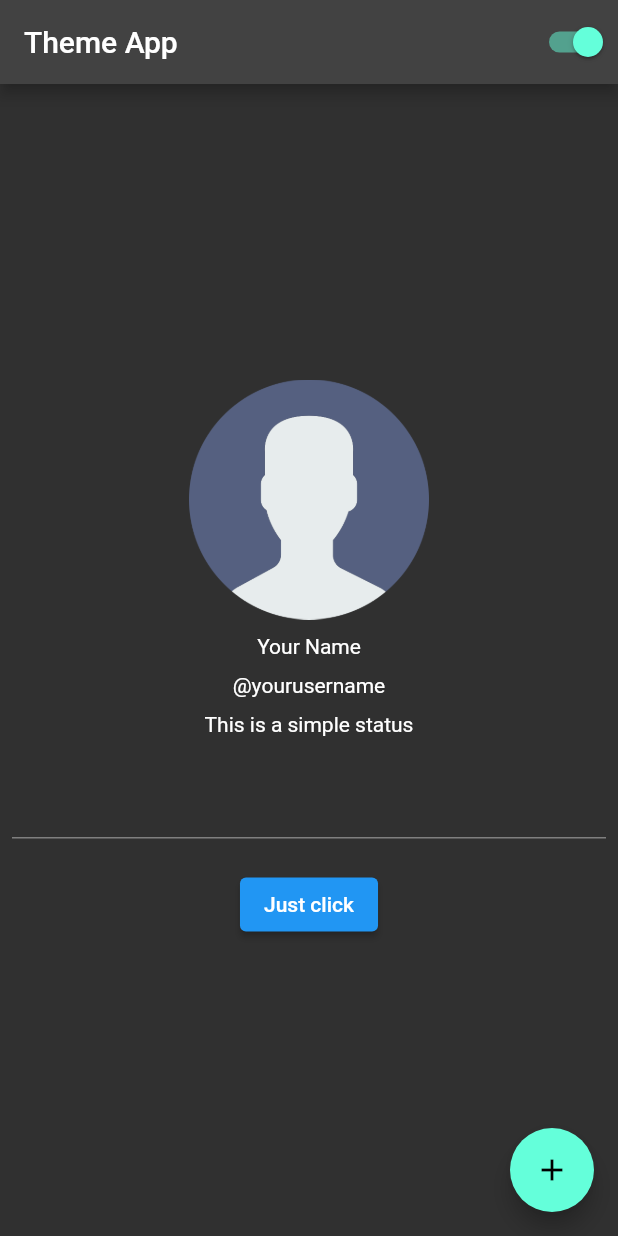
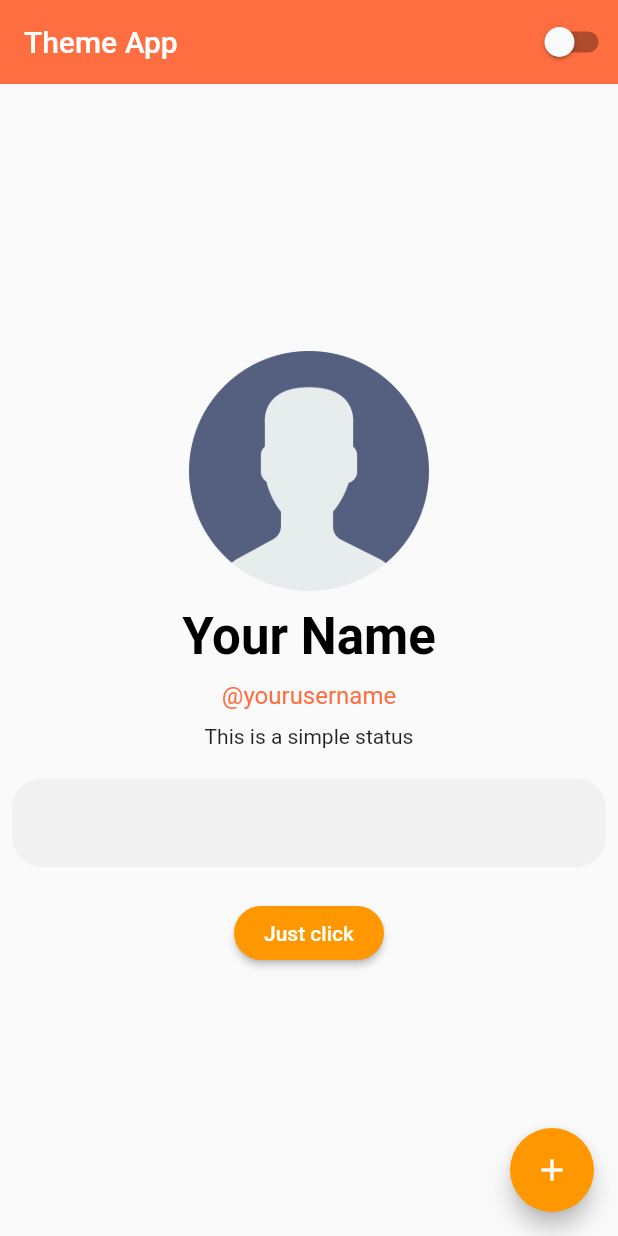
Before and after one commit to idlevandal/flutter_theme, a Flutter app: the screen it shows after launch, after a tap on "Just click", on a phone screen of 412 x 824 dp. Run offline on Flutter 3.47's test engine with Material 2 defaults, Android fonts, the phone set to English and light mode, and no system bars; our stand-ins replace flutter_riverpod.

Commit message:
2nd commit

```diff
--- a/lib/main.dart
+++ b/lib/main.dart
@@ -8,11 +8,11 @@ final _themeManagerProvider = StateProvider<bool>((ref) {
 });
 
 void main() {
-  runApp(const ProviderScope(child: MyApp()));
+  runApp(ProviderScope(child: MyApp()));
 }
 
 class MyApp extends ConsumerWidget {
-  const MyApp({Key? key}) : super(key: key);
+  MyApp({Key? key}) : super(key: key);
 
   // This widget is the root of your application.
   @override
@@ -22,22 +22,23 @@ class MyApp extends ConsumerWidget {
       theme: lightTheme,
       darkTheme: darkTheme,
       themeMode: ref.watch(_themeManagerProvider.state).state ? ThemeMode.dark : ThemeMode.light,
-      home: const Home(),
+      home: Home(),
     );
   }
 }
 
 class Home extends ConsumerWidget {
-  const Home({Key? key}) : super(key: key);
+  Home({Key? key}) : super(key: key);
 
   final double imageSize = 160.0;
 
   @override
   Widget build(BuildContext context, WidgetRef ref) {
-    print('run build...');
+    TextTheme _textTheme = Theme.of(context).textTheme;
+
     return Scaffold(
       appBar: AppBar(
-        title: const Text('Theme App'),
+        title: Text('Theme App'),
         actions: [
           Switch(
               value: ref.watch(_themeManagerProvider.state).state,
@@ -48,7 +49,7 @@ class Home extends ConsumerWidget {
       ),
       body: Center(
         child: Padding(
-          padding: const EdgeInsets.all(8.0),
+          padding: EdgeInsets.all(8.0),
           child: Column(
             mainAxisAlignment: MainAxisAlignment.center,
             crossAxisAlignment: CrossAxisAlignment.center,
@@ -59,25 +60,26 @@ class Home extends ConsumerWidget {
                 height: imageSize,
               ),
               addVerticalSpace(10),
-              const Text(
+              Text(
                 'Your Name',
+                style: _textTheme.headline4,
               ),
               addVerticalSpace(10),
-              const Text(
+              Text(
                 '@yourusername',
+                style: _textTheme.subtitle1?.copyWith(color: Theme.of(context).primaryColor),
               ),
               addVerticalSpace(10),
-              const Text(
+              Text(
                 'This is a simple status',
               ),
               addVerticalSpace(20),
-              const TextField(),
+              TextField(),
               addVerticalSpace(20),
               ElevatedButton(
-                child: const Text('Just click'),
+                child: Text('Just click'),
                 onPressed: () {
-                  ref.read(_themeManagerProvider.state).state = !ref.read(_themeManagerProvider.state).state;
-                  print(ref.read(_themeManagerProvider.state).state);
+                  // do stuff
                 },
               ),
             ],
@@ -85,7 +87,7 @@ class Home extends ConsumerWidget {
         ),
       ),
       floatingActionButton: FloatingActionButton(
-        child: const Icon(Icons.add),
+        child: Icon(Icons.add),
         onPressed: () {
           const snackBar = SnackBar(
             content: Text('A SnackBar!'),
--- a/lib/theme/theme_constants.dart
+++ b/lib/theme/theme_constants.dart
@@ -1,9 +1,67 @@
 import 'package:flutter/material.dart';
+
+const COLOUR_PRIMARY = Colors.deepOrangeAccent;
+const COLOUR_ACCENT = Colors.orange;
 
 ThemeData lightTheme = ThemeData(
   brightness: Brightness.light,
+  primaryColor: COLOUR_PRIMARY,
+  floatingActionButtonTheme: FloatingActionButtonThemeData(
+    backgroundColor: COLOUR_ACCENT,
+  ),
+  appBarTheme: AppBarTheme(
+      color: COLOUR_PRIMARY,
+      elevation: 0,
+  ),
+  elevatedButtonTheme: ElevatedButtonThemeData(
+    style: ButtonStyle(
+      padding: MaterialStateProperty.all<EdgeInsetsGeometry>(
+        EdgeInsets.symmetric(horizontal: 20.0, vertical: 10.0),
+      ),
+      shape: MaterialStateProperty.all<OutlinedBorder>(
+        RoundedRectangleBorder(
+          borderRadius: BorderRadius.circular(20.0)
+        )
+      ),
+      backgroundColor: MaterialStateProperty.all<Color>(
+        COLOUR_ACCENT,
+      )
+    ),
+  ),
+  textTheme: TextTheme(
+    headline4: TextStyle(color: Colors.black, fontWeight: FontWeight.bold),
+  ),
+  inputDecorationTheme: InputDecorationTheme(
+    border: OutlineInputBorder(
+      borderRadius: BorderRadius.circular(20.0),
+      borderSide: BorderSide.none
+    ),
+    filled: true,
+    fillColor: Colors.grey.withOpacity(0.1),
+  )
 );
 
 ThemeData darkTheme = ThemeData(
   brightness: Brightness.dark,
+  switchTheme: SwitchThemeData(
+    trackColor: MaterialStateProperty.all<Color>(Colors.grey),
+    thumbColor: MaterialStateProperty.all<Color>(Colors.white),
+  ),
+  elevatedButtonTheme: ElevatedButtonThemeData(
+    style: ButtonStyle(
+        padding: MaterialStateProperty.all<EdgeInsetsGeometry>(
+          EdgeInsets.symmetric(horizontal: 20.0, vertical: 10.0),
+        ),
+        shape: MaterialStateProperty.all<OutlinedBorder>(
+            RoundedRectangleBorder(
+                borderRadius: BorderRadius.circular(20.0)
+            )
+        ),
+        backgroundColor: MaterialStateProperty.all<Color>(Colors.white),
+        foregroundColor: MaterialStateProperty.all<Color>(Colors.black87),
+    ),
+  ),
+  floatingActionButtonTheme: FloatingActionButtonThemeData(
+    backgroundColor: Colors.white,
+  ),
 );
--- a/pubspec.yaml
+++ b/pubspec.yaml
@@ -23,7 +23,7 @@ dev_dependencies:
     sdk: flutter
 
 
-  flutter_lints: ^1.0.0
+#  flutter_lints: ^1.0.0
 
 # For information on the generic Dart part of this file, see the
 # following page: https://dart.dev/tools/pub/pubspec
```
Also changed, not shown: lib/theme/theme_manager.dart (deleted), pubspec.lock.
